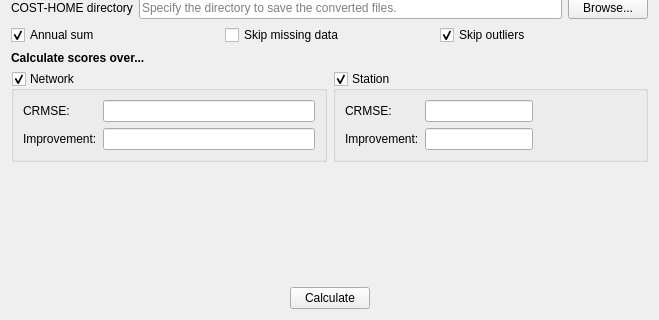
Before: the Qt Designer form GSIMCLI/interface/tools.benchmark.ui in iled/gsimcli, drawn with Qt 5; both pictures show x 0 to 659 and y 381 to 701 of the 659 by 701 pixel window.
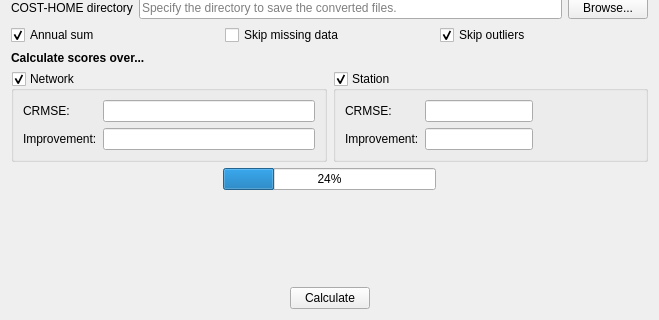
After: the same form once the commit is applied.

Commit message: implemented threads and progress bar . calculation done in a worker thread . full working progress bar . refactored function to show results in line widgets

Diff of the .ui file:
```diff
--- a/GSIMCLI/interface/tools.benchmark.ui
+++ b/GSIMCLI/interface/tools.benchmark.ui
@@ -397,6 +397,43 @@
      </item>
     </layout>
    </item>
+   <item>
+    <layout class="QHBoxLayout" name="horizontalLayout">
+     <item>
+      <spacer name="horizontalSpacer">
+       <property name="orientation">
+        <enum>Qt::Horizontal</enum>
+       </property>
+       <property name="sizeHint" stdset="0">
+        <size>
+         <width>40</width>
+         <height>20</height>
+        </size>
+       </property>
+      </spacer>
+     </item>
+     <item>
+      <widget class="QProgressBar" name="progressBar">
+       <property name="value">
+        <number>24</number>
+       </property>
+      </widget>
+     </item>
+     <item>
+      <spacer name="horizontalSpacer_2">
+       <property name="orientation">
+        <enum>Qt::Horizontal</enum>
+       </property>
+       <property name="sizeHint" stdset="0">
+        <size>
+         <width>40</width>
+         <height>20</height>
+        </size>
+       </property>
+      </spacer>
+     </item>
+    </layout>
+   </item>
    <item>
     <spacer name="verticalSpacer_11">
      <property name="orientation">
```
The commit also changes 1 other file.
